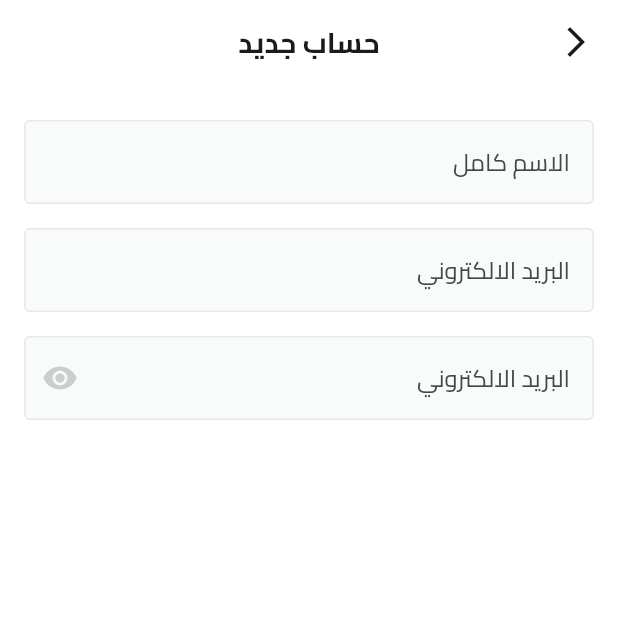
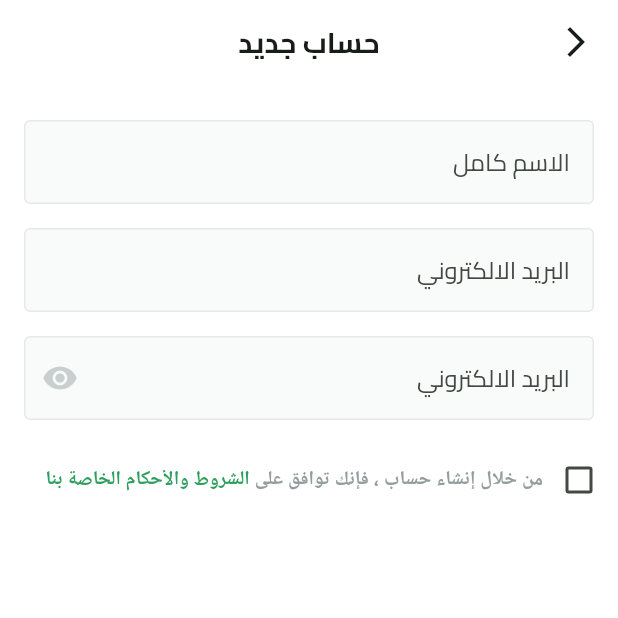
Before and after one commit to abo3amer69/Fruits-app, a Flutter app: the SignupView screen opened by its route, on a phone screen of 412 x 824 dp, the top half of it. Run offline on Flutter 3.47's test engine with Material 3 defaults, Android fonts, the phone set to English and light mode, and no system bars; our stand-ins replace dots_indicator, shared_preferences; missing offline and left inert: svg_flutter; accounts and stored records are empty.

Commit message:
signup view part 3 create terms and condition

```diff
--- a/lib/features/auth/presentation/views/widgets/signup_view_body.dart
+++ b/lib/features/auth/presentation/views/widgets/signup_view_body.dart
@@ -1,6 +1,7 @@
 import 'package:flutter/material.dart';
 import 'package:fruits_apps/constants.dart';
 import 'package:fruits_apps/core/widgets/custom_text_form_field.dart';
+import 'package:fruits_apps/features/auth/presentation/views/widgets/terms_and_condition.dart';
 
 class SignupViewBody extends StatelessWidget {
   const SignupViewBody({super.key});
@@ -31,6 +32,7 @@ class SignupViewBody extends StatelessWidget {
                 textInputType: TextInputType.emailAddress,
               ),
               SizedBox(height: 16),
+              TermsAndCondition(),
            ],
         ),
       ),
--- /dev/null
+++ b/lib/features/auth/presentation/views/widgets/terms_and_condition.dart
@@ -0,0 +1,59 @@
+import 'package:flutter/material.dart';
+import 'package:fruits_apps/constants.dart';
+import 'package:fruits_apps/core/utils/app_colors.dart';
+import 'package:fruits_apps/core/utils/app_text_styles.dart';
+
+class TermsAndCondition extends StatelessWidget {
+  const TermsAndCondition({super.key});
+
+  @override
+  Widget build(BuildContext context) {
+    return Transform.translate(
+      offset: const Offset(14, 0),
+      child: Row(
+        children: [
+          Checkbox(value: false, onChanged: (value) {}),
+          SizedBox(
+            width:
+                MediaQuery.sizeOf(context).width -
+                (kHorizintalPadding * 2) -
+                48,
+            child: Text.rich(
+              TextSpan(
+                children: [
+                  TextSpan(
+                    text: 'من خلال إنشاء حساب ، فإنك توافق على ',
+                    style: TextStyles.semiBold13.copyWith(
+                      color: const Color(0xFF949D9E),
+                    ),
+                  ),
+                  TextSpan(
+                    text: 'الشروط والأحكام',
+                    style: TextStyles.semiBold13.copyWith(
+                      color: AppColors.lightPrimaryColor,
+                    ),
+                  ),
+                  const TextSpan(text: ' ', style: TextStyles.semiBold13),
+                  TextSpan(
+                    text: 'الخاصة',
+                    style: TextStyles.semiBold13.copyWith(
+                      color: AppColors.lightPrimaryColor,
+                    ),
+                  ),
+                  const TextSpan(text: ' ', style: TextStyles.semiBold13),
+                  TextSpan(
+                    text: 'بنا',
+                    style: TextStyles.semiBold13.copyWith(
+                      color: AppColors.lightPrimaryColor,
+                    ),
+                  ),
+                ],
+              ),
+              textAlign: TextAlign.right,
+            ),
+          ),
+        ],
+      ),
+    );
+  }
+}
```
